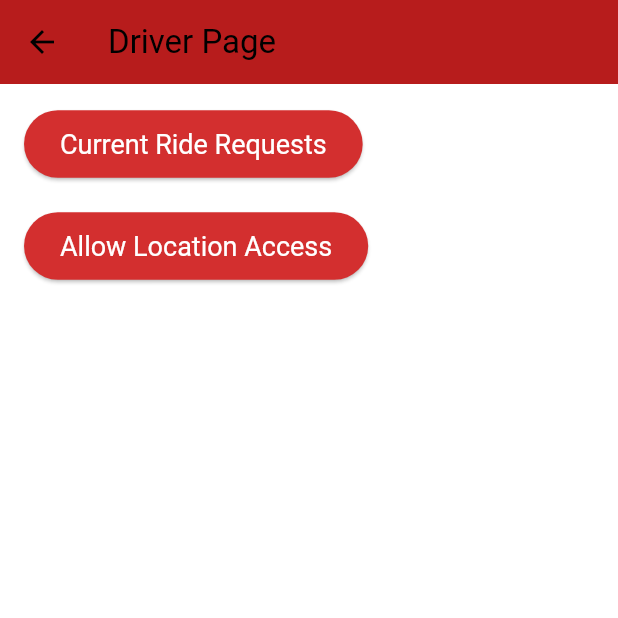
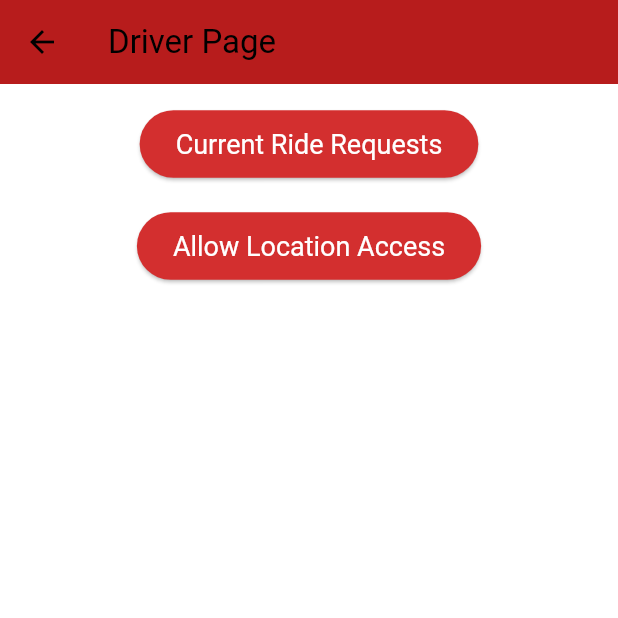
Before and after one commit to ryanhassell/sjuapp, a Flutter app: the DriverPage screen opened directly, on a phone screen of 412 x 824 dp, the top half of it. Run offline on Flutter 3.47's test engine with Material 3 defaults, Android fonts, the phone set to English and light mode, and no system bars; our stand-ins replace google_maps_flutter, location; missing offline and left inert: flutter_google_places, google_maps_webservice; network calls fail.

Commit message:
fixed button alignment

```diff
--- a/lib/driver_page.dart
+++ b/lib/driver_page.dart
@@ -1,19 +1,21 @@
 import 'package:flutter/material.dart';
 import 'package:location/location.dart';
 import 'pickup_ride_page.dart';
-import 'location_service.dart'; // Import the LocationService class
+import 'location_service.dart';
 
 class DriverPage extends StatelessWidget {
-  final LocationService _locationService = LocationService(); // Initialize LocationService
+  final LocationService _locationService = LocationService();
 
-  Widget _buildMainButton(
-      {required String label, required VoidCallback onPressed}) {
+  Widget _buildMainButton({
+    required String label,
+    required VoidCallback onPressed,
+  }) {
     return ElevatedButton(
       onPressed: onPressed,
       child: Text(label),
       style: ElevatedButton.styleFrom(
-        backgroundColor: Colors.red[700], // Button background color
-        foregroundColor: Colors.white, // Text and icon color
+        backgroundColor: Colors.red[700],
+        foregroundColor: Colors.white,
         padding: const EdgeInsets.symmetric(horizontal: 24, vertical: 12),
         textStyle: const TextStyle(fontSize: 18),
         shape: RoundedRectangleBorder(
@@ -23,17 +25,16 @@ class DriverPage extends StatelessWidget {
     );
   }
 
-
   Future<void> _enableLocationAccess(BuildContext context) async {
     LocationData? locationData = await _locationService.getCurrentLocation();
     if (locationData != null) {
-      // Location access granted, update UI with location data
       showDialog(
         context: context,
         builder: (BuildContext context) {
           return AlertDialog(
             title: Text('Location Data'),
-            content: Text('Latitude: ${locationData.latitude}, Longitude: ${locationData.longitude}'),
+            content: Text(
+                'Latitude: ${locationData.latitude}, Longitude: ${locationData.longitude}'),
             actions: [
               TextButton(
                 onPressed: () {
@@ -46,7 +47,6 @@ class DriverPage extends StatelessWidget {
         },
       );
     } else {
-      // Location access denied or not granted, show error message
       ScaffoldMessenger.of(context).showSnackBar(
         SnackBar(
           content: Text('Failed to get location data'),
@@ -66,8 +66,10 @@ class DriverPage extends StatelessWidget {
       ),
       body: Padding(
         padding: const EdgeInsets.all(16.0),
+        child: Align(
+          alignment: Alignment.topCenter,
           child: Column(
-          crossAxisAlignment: CrossAxisAlignment.start,
+            crossAxisAlignment: CrossAxisAlignment.center,
             children: [
               _buildMainButton(
                 label: 'Current Ride Requests',
@@ -82,12 +84,13 @@ class DriverPage extends StatelessWidget {
               _buildMainButton(
                 label: 'Allow Location Access',
                 onPressed: () {
-                _enableLocationAccess(context); // Call function for location access
+                  _enableLocationAccess(context);
                 },
               ),
             ],
           ),
         ),
+      ),
     );
   }
 }
```
Lines whose indentation alone changed are shown as unchanged.
